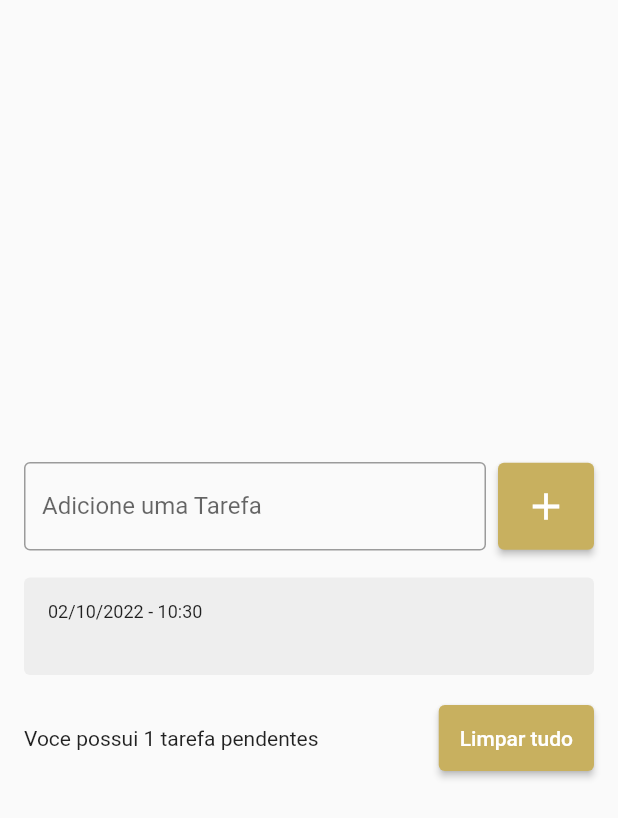
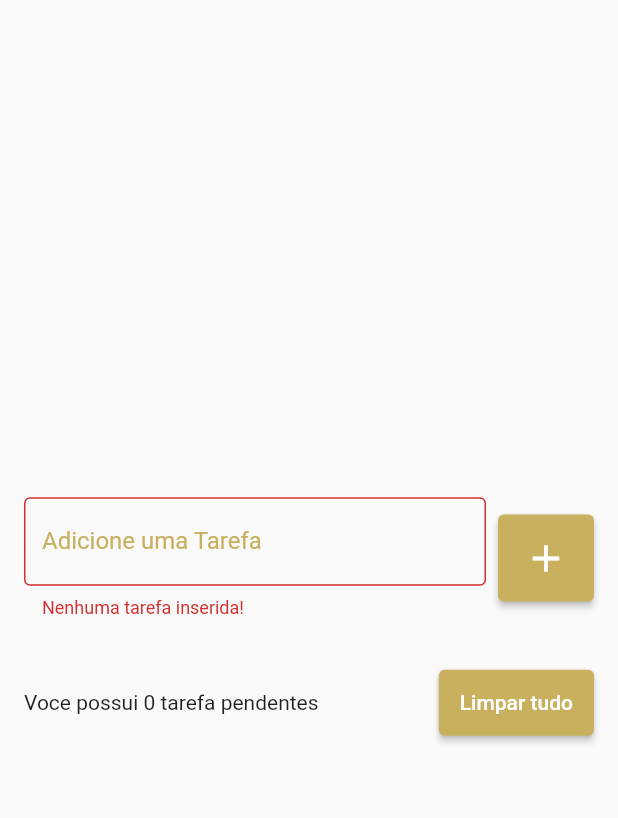
Before and after one commit to israelviana/app-lista-tarefas, a Flutter app: the screen it shows after launch, after a tap on the "add" icon, on a phone screen of 412 x 824 dp. Shown: the top 818 px of the screen. Run offline on Flutter 3.47's test engine with Material 2 defaults, Android fonts, the phone set to English and light mode, and no system bars; drawn by our look-alikes of flutter_slidable; our stand-ins replace shared_preferences.

Commit message:
lista de tarefas completa

```diff
--- a/lib/models/Tarefa.dart
+++ b/lib/models/Tarefa.dart
@@ -1,7 +1,16 @@
 class Tarefa{
   Tarefa({required this.title, required this.dateTime});
+
+  Tarefa.fromJson(Map<String, dynamic> json) : title = json['title'], dateTime = DateTime.parse(json['datetime']);
 
   String title;
   DateTime dateTime;
 
+
+  Map<String, dynamic> toJson(){
+     return {
+       "title": title,
+       "datetime": dateTime.toIso8601String(),
+     };
+  }
 }
--- /dev/null
+++ b/lib/repositories/listaTarefasRepositorio.dart
@@ -0,0 +1,23 @@
+import 'dart:convert';
+
+import 'package:app_lista_tarefas/models/Tarefa.dart';
+import 'package:shared_preferences/shared_preferences.dart';
+
+const listaTarefasKey = "listaTarefas";
+
+class listaTarefasRepositorio{
+  late SharedPreferences sharedPreferences;
+
+  Future<List<Tarefa>> getListaTarefas() async{
+    sharedPreferences = await SharedPreferences.getInstance();
+    final String jsonString = sharedPreferences.getString(listaTarefasKey) ?? '[]';
+    final List jsonDecoded = json.decode(jsonString) as List;
+    return jsonDecoded.map((e) => Tarefa.fromJson(e)).toList();
+  }
+
+  void salvarListaTarefas(List<Tarefa> tarefas){
+    final jsonString = jsonEncode(tarefas);
+    sharedPreferences.setString("listaTarefas", jsonString);
+    print(jsonString);
+  }
+}
--- a/lib/views/listaTarefas.dart
+++ b/lib/views/listaTarefas.dart
@@ -1,4 +1,5 @@
 import 'package:app_lista_tarefas/models/Tarefa.dart';
+import 'package:app_lista_tarefas/repositories/listaTarefasRepositorio.dart';
 import 'package:flutter/material.dart';
 import 'package:flutter/services.dart';
 
@@ -17,8 +18,23 @@ class _ListaTarefasState extends State<ListaTarefas> {
   List<Tarefa> tarefas = [];
 
   final TextEditingController tarefasController = TextEditingController();
+  final listaTarefasRepositorio tarefasRepositorio = listaTarefasRepositorio();
+
   Tarefa? tarefaDeletada;
   int? posicaoDaTarefa;
+
+  String? erroText;
+
+  @override
+  void initState() {
+    super.initState();
+
+    listaTarefasRepositorio().getListaTarefas().then((value) {
+      setState(() {
+        tarefas = value;
+      });
+    });
+  }
 
   @override
   Widget build(BuildContext context) {
@@ -36,8 +52,19 @@ class _ListaTarefasState extends State<ListaTarefas> {
                       child: TextField(
                         decoration: InputDecoration(
                             border: OutlineInputBorder(),
+                            errorText: erroText,
                             labelText: "Adicione uma Tarefa",
-                            hintText: "Estude uma tarefa"),
+                            hintText: "Estude uma tarefa",
+                            focusedBorder: OutlineInputBorder(
+                              borderSide: BorderSide(
+                                color: Color(0xffC8B05F),
+                                width: 2
+                              )
+                            ),
+                          labelStyle: TextStyle(
+                            color: Color(0xffC8B05F)
+                          )
+                        ),
                             controller: tarefasController,
                       ),
                     ),
@@ -45,14 +72,23 @@ class _ListaTarefasState extends State<ListaTarefas> {
                     ElevatedButton(
                       onPressed: () {
                         String tarefa = tarefasController.text;
+                        if(tarefa.isEmpty){
+                           setState((){
+                             erroText = "Nenhuma tarefa inserida!";
+                           });
+                           return;
+                        }
+
                         setState((){
                           Tarefa newTarefa = Tarefa(
                               title: tarefa,
                               dateTime: DateTime.now(),
                           );
                           tarefas.add(newTarefa);
+                          erroText = null;
                         });
                         tarefasController.clear();
+                        tarefasRepositorio.salvarListaTarefas(tarefas);
                       },
                       child: Icon(
                         Icons.add,
@@ -114,6 +150,7 @@ class _ListaTarefasState extends State<ListaTarefas> {
     setState((){
       tarefas.remove(tarefa);
     });
+    tarefasRepositorio.salvarListaTarefas(tarefas);
 
     ScaffoldMessenger.of(context).clearSnackBars();
     ScaffoldMessenger.of(context).showSnackBar(
@@ -130,6 +167,7 @@ class _ListaTarefasState extends State<ListaTarefas> {
                 setState((){
                   tarefas.insert(posicaoDaTarefa!, tarefaDeletada!);
                 });
+                tarefasRepositorio.salvarListaTarefas(tarefas);
               }
           ),
         duration: Duration(seconds: 5),
@@ -228,6 +266,7 @@ class _ListaTarefasState extends State<ListaTarefas> {
     setState((){
       tarefas.clear();
     });
+    tarefasRepositorio.salvarListaTarefas(tarefas);
   }
 
 }
--- a/pubspec.yaml
+++ b/pubspec.yaml
@@ -36,6 +36,7 @@ dependencies:
   cupertino_icons: ^1.0.2
   intl:
   flutter_slidable: ^0.6.0
+  shared_preferences: ^2.0.15
 
 dev_dependencies:
   flutter_test:
```
Also changed, not shown: pubspec.lock.
